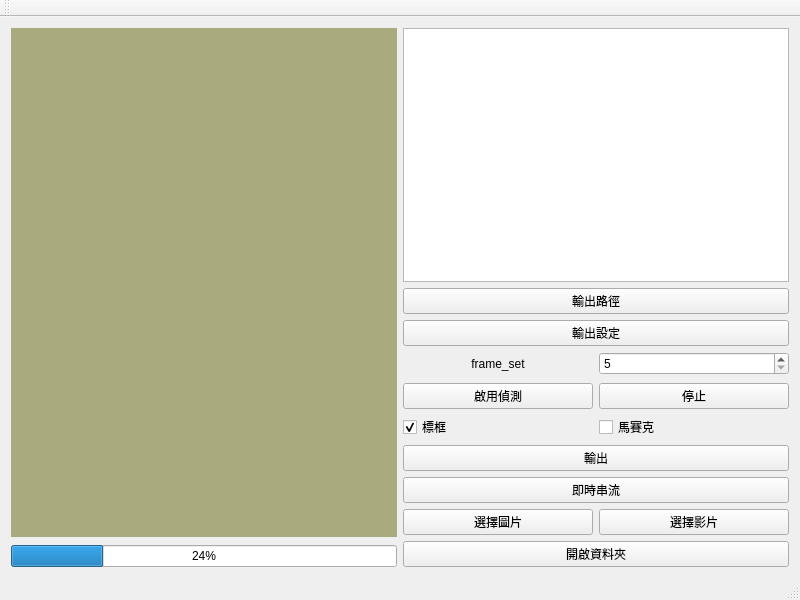
Acker404/yolo11_test, file code/Qt_yolo_1/Qt_yolo_1.ui: the form before one commit.
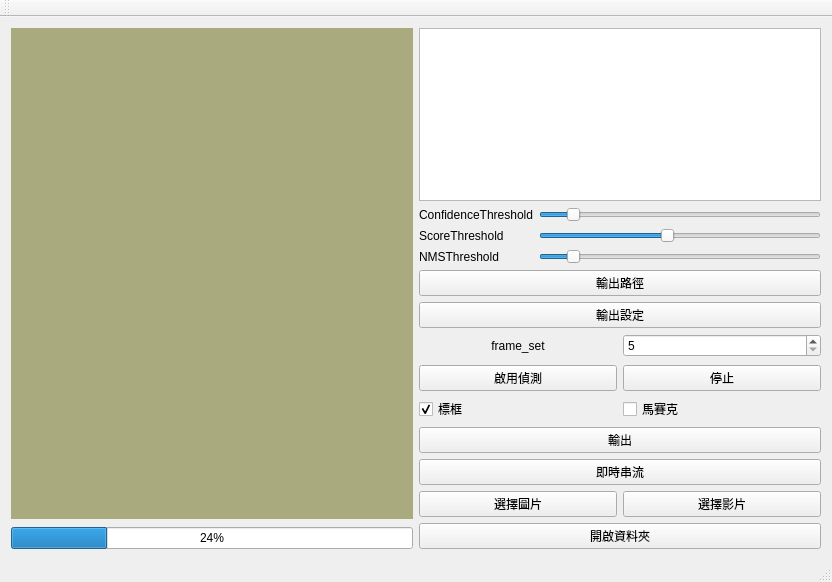
The form after the commit.

Commit message: add three horizontalSlider object name(horizontalSlider_ConfidenceThreshold、horizontalSlider_ScoreThreshold、horizontalSlider_NMSThreshold)

The edit to the form file:
```diff
--- a/code/Qt_yolo_1/Qt_yolo_1.ui
+++ b/code/Qt_yolo_1/Qt_yolo_1.ui
@@ -6,8 +6,8 @@
    <rect>
     <x>0</x>
     <y>0</y>
-    <width>800</width>
-    <height>600</height>
+    <width>832</width>
+    <height>582</height>
    </rect>
   </property>
   <property name="sizePolicy">
@@ -77,6 +77,64 @@
       <item>
        <widget class="QListWidget" name="listWidget_fileList"/>
       </item>
+      <item>
+       <layout class="QFormLayout" name="formLayout">
+        <item row="0" column="0">
+         <widget class="QLabel" name="label_ConfidenceThreshold">
+          <property name="text">
+           <string>ConfidenceThreshold</string>
+          </property>
+         </widget>
+        </item>
+        <item row="0" column="1">
+         <widget class="QSlider" name="horizontalSlider_ConfidenceThreshold">
+          <property name="maximum">
+           <number>100</number>
+          </property>
+          <property name="value">
+           <number>10</number>
+          </property>
+          <property name="orientation">
+           <enum>Qt::Orientation::Horizontal</enum>
+          </property>
+         </widget>
+        </item>
+        <item row="1" column="0">
+         <widget class="QLabel" name="label_ScoreThreshold">
+          <property name="text">
+           <string>ScoreThreshold</string>
+          </property>
+         </widget>
+        </item>
+        <item row="1" column="1">
+         <widget class="QSlider" name="horizontalSlider_ScoreThreshold">
+          <property name="value">
+           <number>45</number>
+          </property>
+          <property name="orientation">
+           <enum>Qt::Orientation::Horizontal</enum>
+          </property>
+         </widget>
+        </item>
+        <item row="2" column="0">
+         <widget class="QLabel" name="label_NMSthreshold">
+          <property name="text">
+           <string>NMSThreshold </string>
+          </property>
+         </widget>
+        </item>
+        <item row="2" column="1">
+         <widget class="QSlider" name="horizontalSlider_NMSThreshold">
+          <property name="value">
+           <number>10</number>
+          </property>
+          <property name="orientation">
+           <enum>Qt::Orientation::Horizontal</enum>
+          </property>
+         </widget>
+        </item>
+       </layout>
+      </item>
       <item>
        <widget class="QPushButton" name="Button_exportPath">
         <property name="enabled">
```
Left out of the diff: 2 changed lines with no effect on the pictures. The commit also changes 6 other files.
